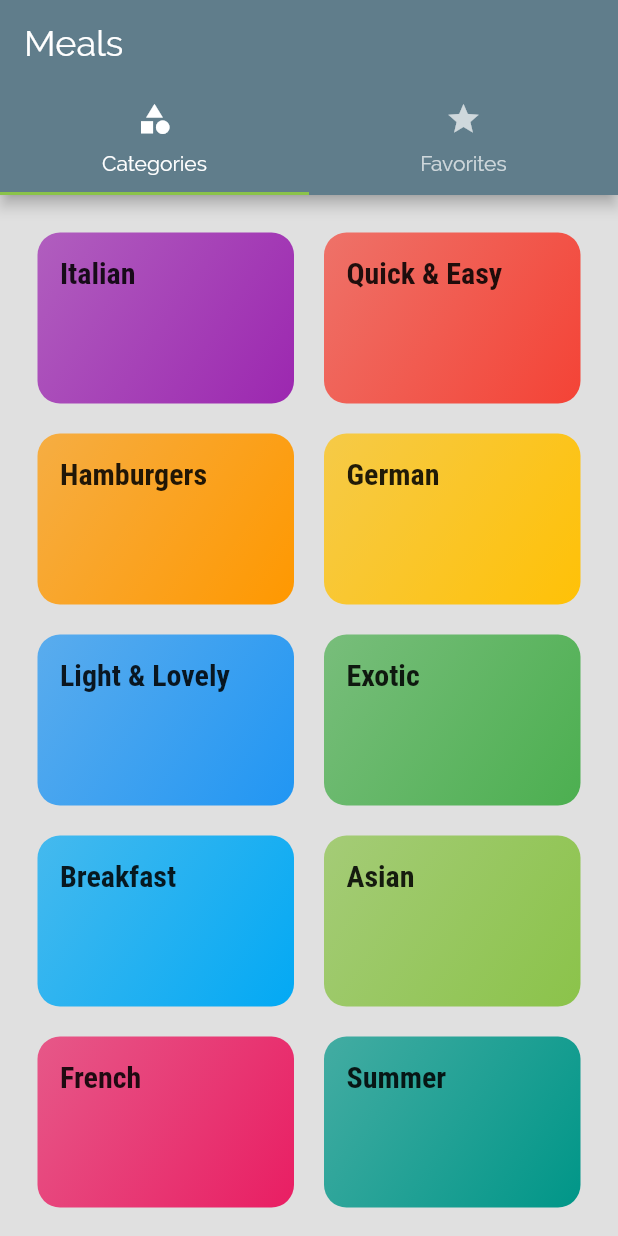
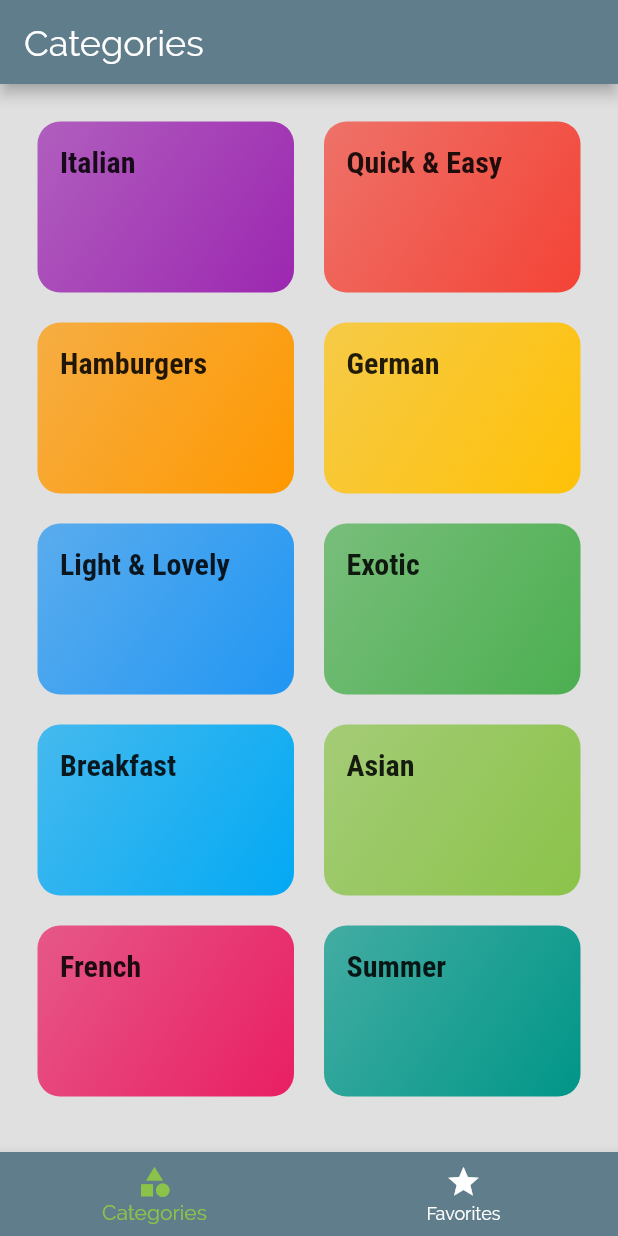
Before and after one commit to OrMizL/my_meals_app, a Flutter app: the screen it shows after launch, on a phone screen of 412 x 824 dp. Run offline on Flutter 3.47's test engine with Material 2 defaults, Android fonts, the phone set to English and light mode, and no system bars.

```diff
--- a/lib/screens/tabs_page.dart
+++ b/lib/screens/tabs_page.dart
@@ -11,32 +11,48 @@ class TabsScreen extends StatefulWidget {
 }
 
 class _TabsScreenState extends State<TabsScreen> {
+  final List<Map<String, Object>> _pages = [
+    {
+      'page': CategoriesPage(),
+      'title': 'Categories',
+    },
+    {
+      'page': FavoritesPage(),
+      'title': 'Favorites',
+    },
+  ];
+
+  int _selectedPageIndex = 0;
+
+  void _selectPage(int index) {
+    setState(() {
+      _selectedPageIndex = index;
+    });
+  }
+
   @override
   Widget build(BuildContext context) {
-    return DefaultTabController(
-      length: 2,
-      child: Scaffold(
-        appBar: AppBar(
-          title: Text('Meals'),
-          bottom: TabBar(
-            tabs: [
-              Tab(
-                icon: Icon(Icons.category),
-                text: 'Categories',
-              ),
-              Tab(
-                icon: Icon(Icons.star),
-                text: 'Favorites',
-              ),
-            ],
+    return Scaffold(
+      appBar: AppBar(
+        title: Text(_pages[_selectedPageIndex]['title']),
+      ),
+      body: _pages[_selectedPageIndex]['page'],
+      bottomNavigationBar: BottomNavigationBar(
+        onTap: _selectPage,
+        backgroundColor: Theme.of(context).colorScheme.primary,
+        unselectedItemColor: Colors.white,
+        selectedItemColor: Theme.of(context).colorScheme.secondary,
+        currentIndex: _selectedPageIndex,
+        items: [
+          BottomNavigationBarItem(
+            icon: Icon(Icons.category),
+            label: 'Categories',
           ),
-        ),
-        body: TabBarView(
-          children: [
-            CategoriesPage(),
-            FavoritesPage(),
-          ],
-        ),
+          BottomNavigationBarItem(
+            icon: Icon(Icons.star),
+            label: 'Favorites',
+          ),
+        ],
       ),
     );
   }
```
